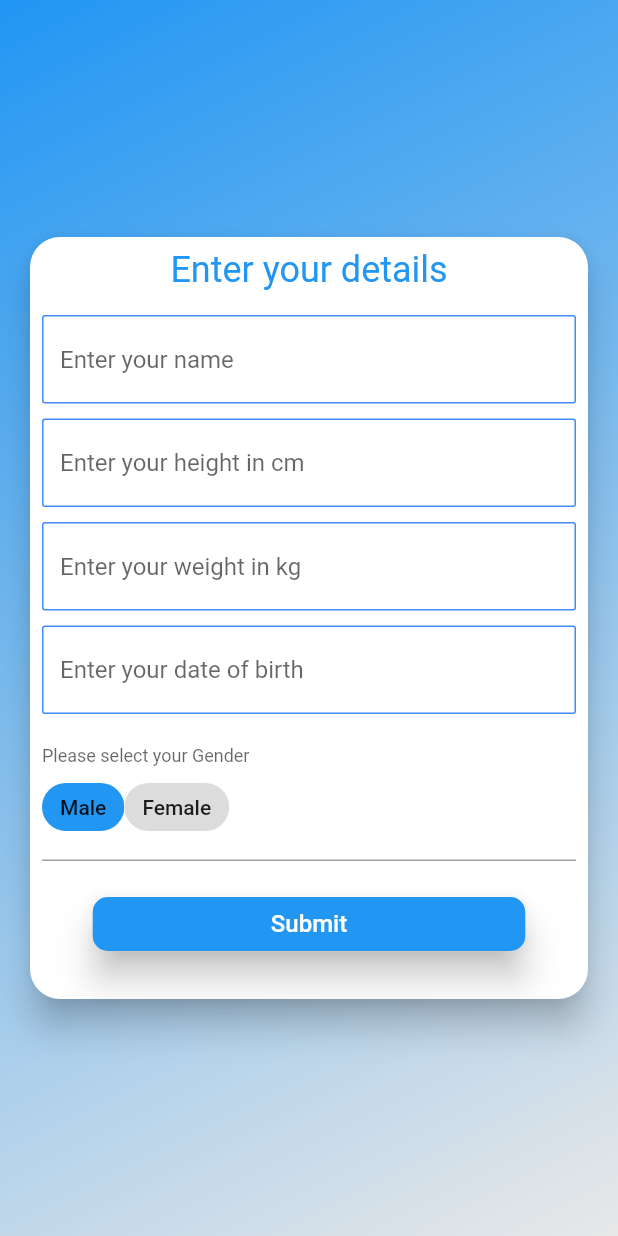
After one commit to usamaTheFirst/sehatmand, a Flutter app: the FormScreen screen opened by its route, after a tap on "Submit", on a phone screen of 412 x 824 dp. The commit adds this screen. Run offline on Flutter 3.47's test engine with Material 2 defaults, Android fonts, the light colour scheme and no system bars; drawn by our look-alikes of flutter_form_builder; our stand-ins replace cloud_firestore, firebase_auth, firebase_core, flutter_login; accounts and stored records are empty.

Commit message:
added form and reg func

```diff
--- /dev/null
+++ b/lib/screens/form_screen.dart
@@ -0,0 +1,222 @@
+import 'package:cloud_firestore/cloud_firestore.dart';
+import 'package:firebase_auth/firebase_auth.dart';
+import 'package:flutter/material.dart';
+import 'package:flutter_form_builder/flutter_form_builder.dart';
+import 'package:intl/intl.dart';
+
+class FormScreen extends StatefulWidget {
+  const FormScreen({Key? key}) : super(key: key);
+  static const String routeName = '/user-form';
+  @override
+  State<FormScreen> createState() => _FormScreenState();
+}
+
+class _FormScreenState extends State<FormScreen> {
+  final _formKey = GlobalKey<FormBuilderState>();
+
+  @override
+  Widget build(BuildContext context) {
+    return Scaffold(
+      body: Container(
+          padding: const EdgeInsets.all(16),
+          alignment: Alignment.center,
+          height: MediaQuery.of(context).size.height,
+          decoration: BoxDecoration(
+            gradient: LinearGradient(
+              begin: Alignment.topLeft,
+              end: Alignment.bottomRight,
+              colors: [
+                Colors.blue,
+                Color(0xFFE8E8E8),
+              ],
+            ),
+          ),
+          child: SingleChildScrollView(
+            child: Card(
+              elevation: 10,
+              shape: RoundedRectangleBorder(
+                borderRadius: BorderRadius.circular(20),
+              ),
+              child: FormBuilder(
+                autovalidateMode: AutovalidateMode.onUserInteraction,
+                key: _formKey,
+                child: Padding(
+                  padding: EdgeInsets.all(8.0),
+                  child: Column(
+                    children: [
+                      Text(
+                        'Enter your details',
+                        style: TextStyle(color: Colors.blue, fontSize: 24),
+                      ),
+                      SizedBox(height: 16),
+                      FormBuilderTextField(
+                        name: 'Name',
+                        enableSuggestions: true,
+                        keyboardType: TextInputType.text,
+                        validator: (value) {
+                          if (value == null || value.isEmpty) {
+                            return 'Please enter your name';
+                          } else if (value.length < 3) {
+                            return 'Name must be at least 3 characters long';
+                          } else if (value.length > 20) {
+                            return 'Name must be 20 characters or less';
+                          } else if (!RegExp(r'^[A-Za-z ]+$').hasMatch(value)) {
+                            return 'Name must contain only alphabetical characters';
+                          }
+                          return null;
+                        },
+                        decoration: InputDecoration(
+                            enabledBorder: OutlineInputBorder(
+                                borderRadius: BorderRadius.circular(2),
+                                borderSide:
+                                    BorderSide(color: Colors.blueAccent)),
+                            border: OutlineInputBorder(
+                              borderRadius: BorderRadius.circular(2),
+                              borderSide:
+                                  BorderSide(color: Colors.blue, width: 5),
+                            ),
+                            hintText: 'Enter your name'),
+                      ),
+                      SizedBox(height: 10),
+                      FormBuilderTextField(
+                        name: 'Height',
+                        validator: (value) {
+                          if (value == null) {
+                            return 'Please enter your height';
+                          } else if (double.tryParse(value) == null) {
+                            return 'Please enter a valid height';
+                          } else if (double.parse(value) < 0) {
+                            return 'Height must be positive';
+                          }
+                          return null;
+                        },
+                        keyboardType: TextInputType.number,
+                        decoration: InputDecoration(
+                            enabledBorder: OutlineInputBorder(
+                                borderRadius: BorderRadius.circular(2),
+                                borderSide:
+                                    BorderSide(color: Colors.blueAccent)),
+                            border: OutlineInputBorder(
+                              borderRadius: BorderRadius.circular(2),
+                              borderSide:
+                                  BorderSide(color: Colors.blue, width: 5),
+                            ),
+                            hintText: 'Enter your height in cm'),
+                      ),
+                      SizedBox(height: 10),
+                      FormBuilderTextField(
+                        name: 'Weight',
+                        validator: (value) {
+                          if (value == null || value.isEmpty) {
+                            return 'Please enter your weight';
+                          } else if (double.tryParse(value) == null) {
+                            return 'Please enter a valid weight';
+                          } else if (double.tryParse(value)! < 30) {
+                            return 'You must be at least 30kg';
+                          } else if (double.tryParse(value)! > 300) {
+                            return 'You must be 300kg or less';
+                          }
+                          return null;
+                        },
+                        keyboardType: TextInputType.number,
+                        decoration: InputDecoration(
+                            enabledBorder: OutlineInputBorder(
+                                borderRadius: BorderRadius.circular(2),
+                                borderSide:
+                                    BorderSide(color: Colors.blueAccent)),
+                            border: OutlineInputBorder(
+                              borderRadius: BorderRadius.circular(2),
+                              borderSide:
+                                  BorderSide(color: Colors.blue, width: 5),
+                            ),
+                            hintText: 'Enter your weight in kg'),
+                      ),
+                      SizedBox(height: 10),
+                      FormBuilderDateTimePicker(
+                        name: 'dob',
+                        validator: (value) {
+                          if (value == null) {
+                            return 'Please enter your date of birth';
+                          }
+                          return null;
+                        },
+                        format: DateFormat("dd-MM-yyyy"),
+                        inputType: InputType.date,
+                        decoration: InputDecoration(
+                            enabledBorder: OutlineInputBorder(
+                                borderRadius: BorderRadius.circular(2),
+                                borderSide:
+                                    BorderSide(color: Colors.blueAccent)),
+                            border: OutlineInputBorder(
+                              borderRadius: BorderRadius.circular(2),
+                              borderSide:
+                                  BorderSide(color: Colors.blue, width: 5),
+                            ),
+                            hintText: 'Enter your date of birth'),
+                      ),
+                      SizedBox(height: 10),
+                      FormBuilderChoiceChip(
+                          name: 'Gender',
+                          initialValue: 'Male',
+                          elevation: 5,
+                          selectedColor: Colors.blue,
+                          decoration: InputDecoration(
+                              labelText: 'Please select your Gender',
+                              labelStyle: TextStyle(fontSize: 16)),
+                          validator: (value) {
+                            if (value == null) {
+                              return 'Please chose your gender';
+                            } else {
+                              return null;
+                            }
+                          },
+                          options: const [
+                            FormBuilderFieldOption(
+                                value: 'Male', child: Text('Male')),
+                            FormBuilderFieldOption(
+                                value: 'Female', child: Text('Female')),
+                          ]),
+                      Padding(
+                        padding: const EdgeInsets.all(18.0),
+                        child: MaterialButton(
+                          elevation: 10,
+                          shape: RoundedRectangleBorder(
+                              borderRadius: BorderRadius.circular(10)),
+                          color: Theme.of(context).colorScheme.secondary,
+                          minWidth: MediaQuery.of(context).size.width * 0.70,
+                          child: Padding(
+                            padding: const EdgeInsets.all(8.0),
+                            child: Text(
+                              "Submit",
+                              style:
+                                  TextStyle(color: Colors.white, fontSize: 16),
+                            ),
+                          ),
+                          onPressed: () async {
+                            _formKey.currentState?.save();
+                            if (_formKey.currentState!.validate()) {
+                              print(_formKey.currentState?.value);
+
+                              final id =
+                                  await FirebaseAuth.instance.currentUser?.uid;
+                              final FirebaseFirestore _firestore =
+                                  FirebaseFirestore.instance;
+                              await _firestore
+                                  .collection('users')
+                                  .doc(id)
+                                  .set(_formKey.currentState!.value);
+                            } else {
+                              print("validation failed");
+                            }
+                          },
+                        ),
+                      ),
+                    ],
+                  ),
+                ),
+              ),
+            ),
+          )),
+    );
+  }
+}
```
Also changed, not shown: lib/main.dart (+65 -7 lines), lib/screens/main-srcreen.dart (added, +12 -0 lines), pubspec.yaml (+9 -0 lines), pubspec.lock, 5 other files.
